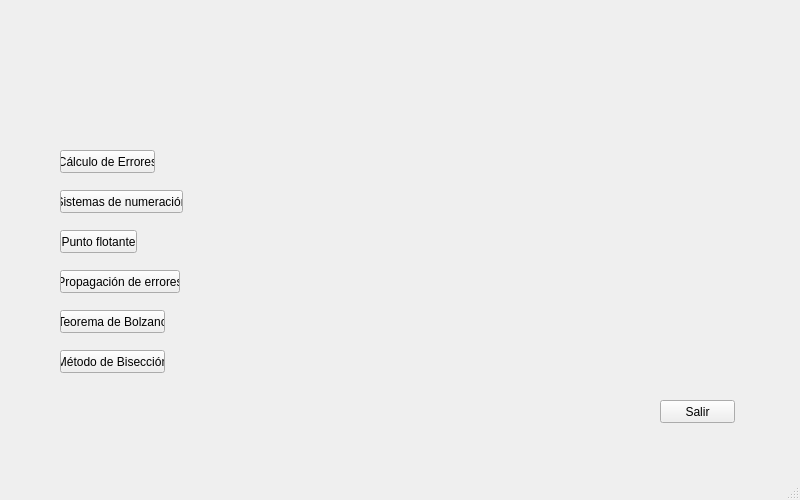
First picture: the form in Proyecto/VentanaMain.ui, repository Vrouqen/Metodos-Numericos, before the edit.
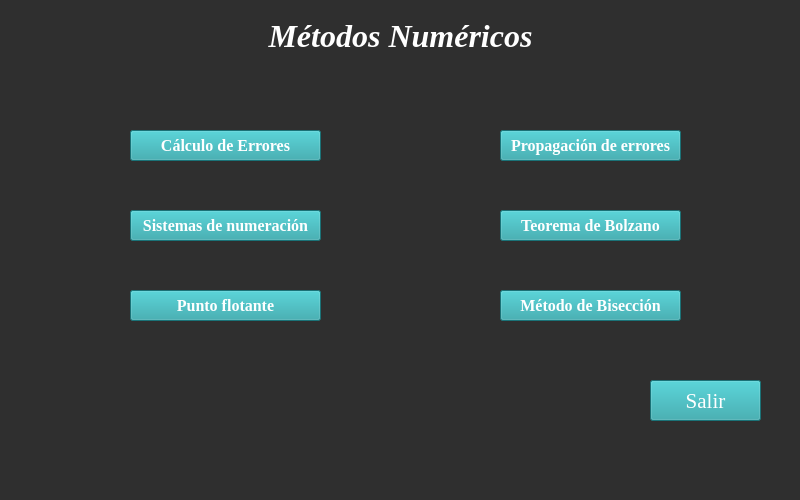
Second picture: the form after the edit.

Commit message:
Mejoras en la interfaz de usuario
Se modificaron los colores y el tipo de letra de las ventanas

The edit to the form file:
```diff
--- a/Proyecto/VentanaMain.ui
+++ b/Proyecto/VentanaMain.ui
@@ -11,18 +11,33 @@
    </rect>
   </property>
   <property name="windowTitle">
-   <string>MainWindow</string>
+   <string>Menú principal</string>
+  </property>
+  <property name="styleSheet">
+   <string notr="true">background-color: rgb(47, 47, 47);</string>
   </property>
   <widget class="QWidget" name="centralwidget">
    <widget class="QPushButton" name="botonCalError">
     <property name="geometry">
      <rect>
-      <x>60</x>
-      <y>150</y>
-      <width>95</width>
-      <height>23</height>
+      <x>130</x>
+      <y>130</y>
+      <width>191</width>
+      <height>31</height>
      </rect>
     </property>
+    <property name="font">
+     <font>
+      <family>Times New Roman</family>
+      <pointsize>12</pointsize>
+      <weight>75</weight>
+      <bold>true</bold>
+     </font>
+    </property>
+    <property name="styleSheet">
+     <string notr="true">color: rgb(255,255,255);
+background-color: rgb(37,160,166);</string>
+    </property>
     <property name="text">
      <string>Cálculo de Errores</string>
     </property>
@@ -30,12 +45,24 @@
    <widget class="QPushButton" name="botonSistNum">
     <property name="geometry">
      <rect>
-      <x>60</x>
-      <y>190</y>
-      <width>123</width>
-      <height>23</height>
+      <x>130</x>
+      <y>210</y>
+      <width>191</width>
+      <height>31</height>
      </rect>
     </property>
+    <property name="font">
+     <font>
+      <family>Times New Roman</family>
+      <pointsize>12</pointsize>
+      <weight>75</weight>
+      <bold>true</bold>
+     </font>
+    </property>
+    <property name="styleSheet">
+     <string notr="true">color: rgb(255,255,255);
+background-color: rgb(37,160,166);</string>
+    </property>
     <property name="text">
      <string>Sistemas de numeración</string>
     </property>
@@ -43,12 +70,24 @@
    <widget class="QPushButton" name="botonPuntoFlot">
     <property name="geometry">
      <rect>
-      <x>60</x>
-      <y>230</y>
-      <width>77</width>
-      <height>23</height>
+      <x>130</x>
+      <y>290</y>
+      <width>191</width>
+      <height>31</height>
      </rect>
     </property>
+    <property name="font">
+     <font>
+      <family>Times New Roman</family>
+      <pointsize>12</pointsize>
+      <weight>75</weight>
+      <bold>true</bold>
+     </font>
+    </property>
+    <property name="styleSheet">
+     <string notr="true">color: rgb(255,255,255);
+background-color: rgb(37,160,166);</string>
+    </property>
     <property name="text">
      <string>Punto flotante</string>
     </property>
@@ -56,12 +95,24 @@
    <widget class="QPushButton" name="botonPropError">
     <property name="geometry">
      <rect>
-      <x>60</x>
-      <y>270</y>
-      <width>120</width>
-      <height>23</height>
+      <x>500</x>
+      <y>130</y>
+      <width>181</width>
+      <height>31</height>
      </rect>
     </property>
+    <property name="font">
+     <font>
+      <family>Times New Roman</family>
+      <pointsize>12</pointsize>
+      <weight>75</weight>
+      <bold>true</bold>
+     </font>
+    </property>
+    <property name="styleSheet">
+     <string notr="true">color: rgb(255,255,255);
+background-color: rgb(37,160,166);</string>
+    </property>
     <property name="text">
      <string>Propagación de errores</string>
     </property>
@@ -69,12 +120,24 @@
    <widget class="QPushButton" name="botonBolzano">
     <property name="geometry">
      <rect>
-      <x>60</x>
-      <y>310</y>
-      <width>105</width>
-      <height>23</height>
+      <x>500</x>
+      <y>210</y>
+      <width>181</width>
+      <height>31</height>
      </rect>
     </property>
+    <property name="font">
+     <font>
+      <family>Times New Roman</family>
+      <pointsize>12</pointsize>
+      <weight>75</weight>
+      <bold>true</bold>
+     </font>
+    </property>
+    <property name="styleSheet">
+     <string notr="true">color: rgb(255,255,255);
+background-color: rgb(37,160,166);</string>
+    </property>
     <property name="text">
      <string>Teorema de Bolzano</string>
     </property>
@@ -82,12 +145,24 @@
    <widget class="QPushButton" name="botonBiseccion">
     <property name="geometry">
      <rect>
-      <x>60</x>
-      <y>350</y>
-      <width>105</width>
-      <height>23</height>
+      <x>500</x>
+      <y>290</y>
+      <width>181</width>
+      <height>31</height>
      </rect>
     </property>
+    <property name="font">
+     <font>
+      <family>Times New Roman</family>
+      <pointsize>12</pointsize>
+      <weight>75</weight>
+      <bold>true</bold>
+     </font>
+    </property>
+    <property name="styleSheet">
+     <string notr="true">color: rgb(255,255,255);
+background-color: rgb(37,160,166);</string>
+    </property>
     <property name="text">
      <string>Método de Bisección</string>
     </property>
@@ -95,16 +170,56 @@
    <widget class="QPushButton" name="botonSalir">
     <property name="geometry">
      <rect>
-      <x>660</x>
-      <y>400</y>
-      <width>75</width>
-      <height>23</height>
+      <x>650</x>
+      <y>380</y>
+      <width>111</width>
+      <height>41</height>
      </rect>
     </property>
+    <property name="font">
+     <font>
+      <family>Times New Roman</family>
+      <pointsize>16</pointsize>
+      <weight>50</weight>
+      <bold>false</bold>
+     </font>
+    </property>
+    <property name="styleSheet">
+     <string notr="true">color: rgb(255,255,255);
+background-color: rgb(37,160,166);</string>
+    </property>
     <property name="text">
      <string>Salir</string>
     </property>
    </widget>
+   <widget class="QLabel" name="labelTitulo">
+    <property name="geometry">
+     <rect>
+      <x>0</x>
+      <y>10</y>
+      <width>801</width>
+      <height>51</height>
+     </rect>
+    </property>
+    <property name="font">
+     <font>
+      <family>Times New Roman</family>
+      <pointsize>24</pointsize>
+      <weight>75</weight>
+      <italic>true</italic>
+      <bold>true</bold>
+     </font>
+    </property>
+    <property name="styleSheet">
+     <string notr="true">color: rgb(255,255,255);</string>
+    </property>
+    <property name="text">
+     <string>Métodos Numéricos</string>
+    </property>
+    <property name="alignment">
+     <set>Qt::AlignCenter</set>
+    </property>
+   </widget>
   </widget>
   <widget class="QMenuBar" name="menubar">
    <property name="geometry">
```
The commit also changes 7 other files.
